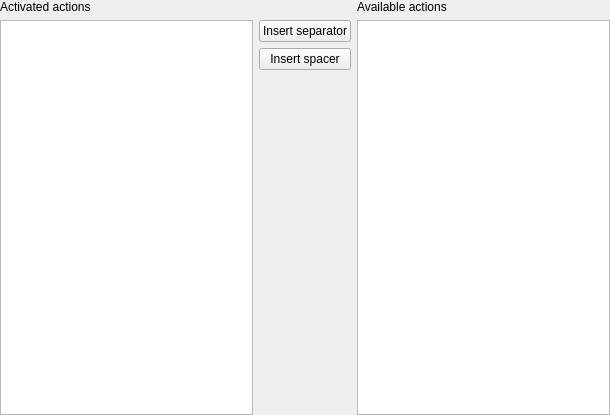
The window that src/gui/toolbareditor.ui (martinrotter/rssguard) describes before a commit, drawn with Qt 5.
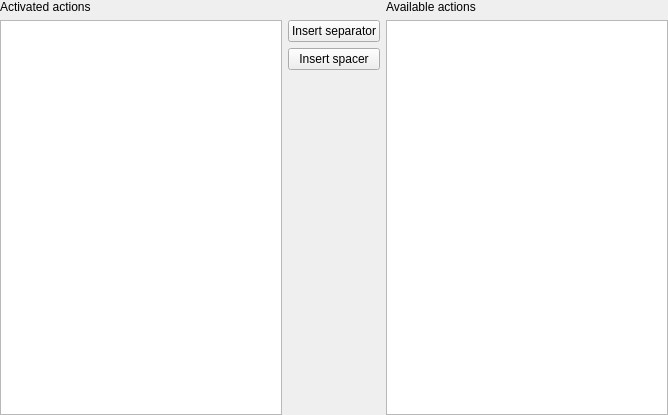
The same window after the commit.

The edit to the form file:
```diff
--- a/src/gui/toolbareditor.ui
+++ b/src/gui/toolbareditor.ui
@@ -6,7 +6,7 @@
    <rect>
     <x>0</x>
     <y>0</y>
-    <width>610</width>
+    <width>668</width>
     <height>415</height>
    </rect>
   </property>
@@ -54,9 +54,6 @@
      <property name="defaultDropAction">
       <enum>Qt::MoveAction</enum>
      </property>
-     <property name="alternatingRowColors">
-      <bool>true</bool>
-     </property>
      <property name="selectionBehavior">
       <enum>QAbstractItemView::SelectRows</enum>
      </property>
@@ -131,9 +128,6 @@
      <property name="defaultDropAction">
       <enum>Qt::MoveAction</enum>
      </property>
-     <property name="alternatingRowColors">
-      <bool>true</bool>
-     </property>
      <property name="selectionBehavior">
       <enum>QAbstractItemView::SelectRows</enum>
      </property>
```
Left out of the diff: 23 changed lines with no effect on the pictures.
